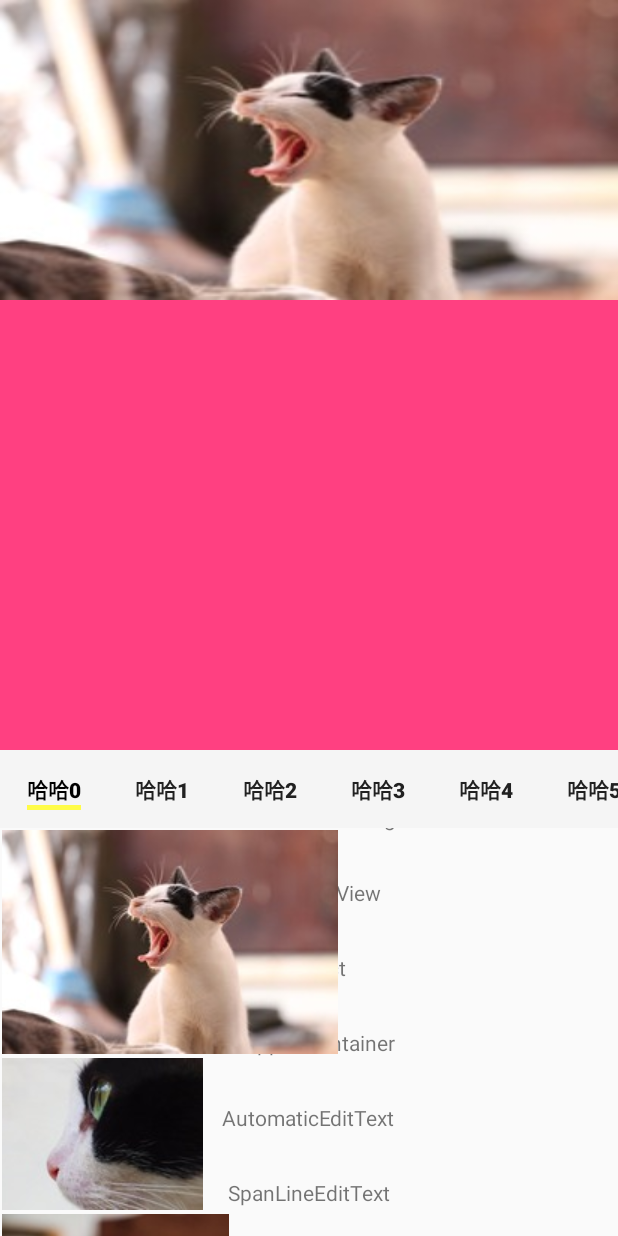
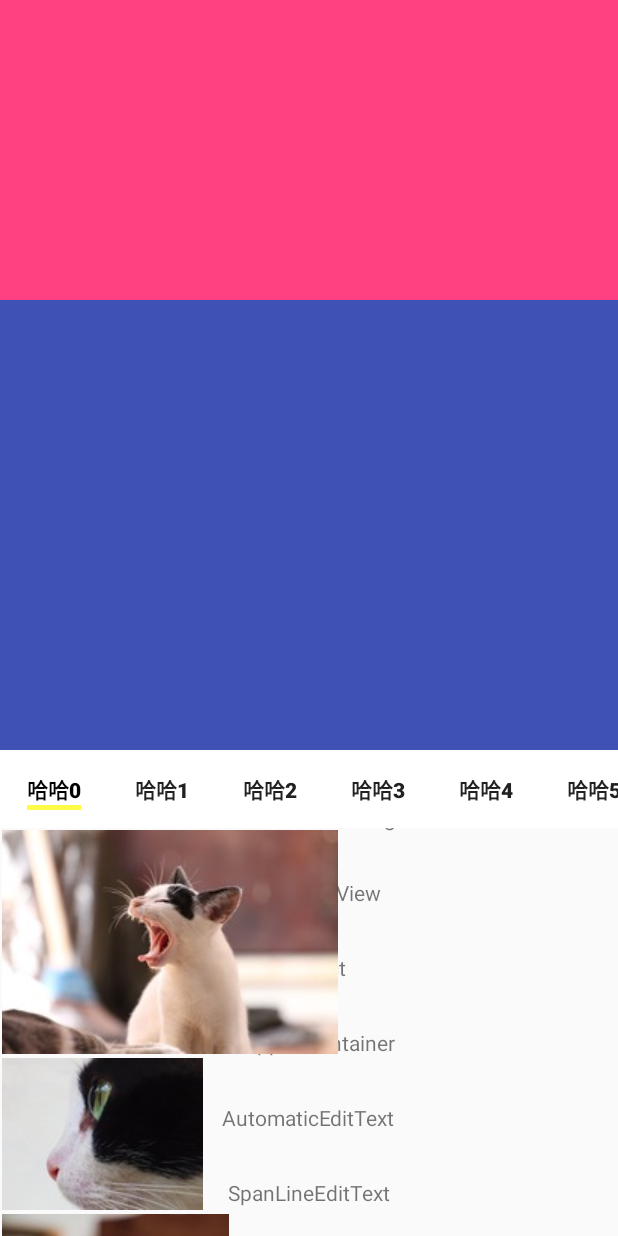
Before and after one commit to hyhdy/customview-samples, an Android app: the fragment CoordinatorLayoutFragment placed in its activity, on a phone screen of 412 x 824 dp. Run offline under Robolectric (Android 15) with nearby library versions, the phone set to English and light mode, and no system bars; our stand-ins replace FlexboxLayout; Roboto replaces fonts that are not available here; 1 statement that could not run was skipped.

Commit message:
coordinatelayout + appbarlayout + tablayout + viewpager + recyclerview

```diff
--- /dev/null
+++ b/app/src/main/java/com/sky/hyh/customviewsamples/customview/coordinatelayout/BaseAppBarLayout.java
@@ -0,0 +1,59 @@
+package com.sky.hyh.customviewsamples.customview.coordinatelayout;
+
+import android.content.Context;
+import android.support.design.widget.AppBarLayout;
+import android.support.design.widget.TabLayout;
+import android.util.AttributeSet;
+import android.view.View;
+
+import com.sky.hyh.customviewsamples.R;
+
+/**
+ * created by hyh on 2019/4/4
+ */
+public abstract class BaseAppBarLayout extends AppBarLayout {
+    private TabLayout mTabLayout;
+    private CallBack mCallBack;
+
+    public BaseAppBarLayout(Context context) {
+        this(context,null);
+    }
+
+    public BaseAppBarLayout(Context context, AttributeSet attrs) {
+        super(context, attrs);
+        View root = inflate(context,getResId(),this);
+        initViews(root);
+    }
+
+    private void initViews(View view){
+        mTabLayout = view.findViewById(R.id.tablayout);
+    }
+
+    public void addOffsetListener(){
+        addOnOffsetChangedListener(new OnOffsetChangedListener() {
+            @Override
+            public void onOffsetChanged(AppBarLayout appBarLayout, int offset) {
+                boolean isTop = false;
+                if(Math.abs(offset) == mTabLayout.getTop()){
+                    mTabLayout.setBackgroundColor(0xff9EA19F);
+                    isTop = true;
+                }else{
+                    mTabLayout.setBackgroundColor(0xffffffff);
+                }
+                if(mCallBack != null){
+                    mCallBack.tabArriveTop(isTop);
+                }
+            }
+        });
+    }
+
+    public void setCallBack(CallBack callBack) {
+        mCallBack = callBack;
+    }
+
+    public interface CallBack{
+        void tabArriveTop(boolean isTop);
+    }
+
+    abstract int getResId();
+}
--- /dev/null
+++ b/app/src/main/java/com/sky/hyh/customviewsamples/customview/coordinatelayout/MyAppBarLayout.java
@@ -0,0 +1,26 @@
+package com.sky.hyh.customviewsamples.customview.coordinatelayout;
+
+import android.content.Context;
+import android.util.AttributeSet;
+
+import com.sky.hyh.customviewsamples.R;
+
+/**
+ * created by hyh on 2019/4/4
+ */
+public class MyAppBarLayout extends BaseAppBarLayout {
+    private static final int RES_ID = R.layout.layout_appbarlayout_container;
+
+    public MyAppBarLayout(Context context) {
+        super(context);
+    }
+
+    public MyAppBarLayout(Context context, AttributeSet attrs) {
+        super(context, attrs);
+    }
+
+    @Override
+    int getResId() {
+        return RES_ID;
+    }
+}
--- a/app/src/main/java/com/sky/hyh/customviewsamples/customview/customviewpager/CustomViewPager.java
+++ b/app/src/main/java/com/sky/hyh/customviewsamples/customview/customviewpager/CustomViewPager.java
@@ -4,14 +4,36 @@ package com.sky.hyh.customviewsamples.customview.customviewpager;
 import android.content.Context;
 import android.support.v4.view.ViewPager;
 import android.util.AttributeSet;
+import android.view.MotionEvent;
 
 public class CustomViewPager extends ViewPager {
+    private boolean mIsPagingEnabled = true;
+
     public CustomViewPager(Context context) {
-        this(context,null);
+        super(context);
     }
 
     public CustomViewPager(Context context, AttributeSet attrs) {
         super(context, attrs);
+    }
+
+    @Override
+    public boolean dispatchTouchEvent(MotionEvent ev) {
+        return super.dispatchTouchEvent(ev);
+    }
+
+    @Override
+    public boolean onInterceptTouchEvent(MotionEvent event) {
+        return mIsPagingEnabled && super.onInterceptTouchEvent(event);
+    }
+
+    @Override
+    public boolean onTouchEvent(MotionEvent event) {
+        return mIsPagingEnabled && super.onTouchEvent(event);
+    }
+
+    public void setPagingEnabled(boolean b) {
+        mIsPagingEnabled = b;
     }
 
     @Override
--- a/app/src/main/java/com/sky/hyh/customviewsamples/fragment/impl/CoordinatorLayoutFragment.java
+++ b/app/src/main/java/com/sky/hyh/customviewsamples/fragment/impl/CoordinatorLayoutFragment.java
@@ -1,15 +1,13 @@
 package com.sky.hyh.customviewsamples.fragment.impl;
 
-import android.content.Context;
 import android.support.design.widget.TabLayout;
-import android.support.v4.view.PagerAdapter;
 import android.support.v4.view.ViewPager;
-import android.util.AttributeSet;
 import android.view.View;
 
 import com.sky.hyh.customviewsamples.R;
 import com.sky.hyh.customviewsamples.customview.coordinatelayout.CoordinatePagerAdapter;
-import com.sky.hyh.customviewsamples.customview.customviewpager.ViewPagerAdapter;
+import com.sky.hyh.customviewsamples.customview.coordinatelayout.BaseAppBarLayout;
+import com.sky.hyh.customviewsamples.customview.customviewpager.CustomViewPager;
 import com.sky.hyh.customviewsamples.fragment.BaseFragment;
 
 import java.util.ArrayList;
@@ -20,7 +18,8 @@ import java.util.List;
  */
 public class CoordinatorLayoutFragment extends BaseFragment {
     private TabLayout mTabLayout;
-    private ViewPager mViewPager;
+    private CustomViewPager mViewPager;
+    private BaseAppBarLayout mAppBarLayout;
 
     @Override
     protected int getResId() {
@@ -29,7 +28,11 @@ public class CoordinatorLayoutFragment extends BaseFragment {
 
     @Override
     protected void initViews(View rootView) {
+        mAppBarLayout = rootView.findViewById(R.id.app_bar_layout);
+        mAppBarLayout.addOffsetListener();
+
         mViewPager = findViewById(R.id.vp_content);
+        mViewPager.setPagingEnabled(false);
         mTabLayout = findViewById(R.id.tablayout);
         mTabLayout.setupWithViewPager(mViewPager,false);
 
--- a/app/src/main/res/layout/fragment_coordinatorlayout.xml
+++ b/app/src/main/res/layout/fragment_coordinatorlayout.xml
@@ -2,61 +2,15 @@
 <android.support.design.widget.CoordinatorLayout
     xmlns:android="http://schemas.android.com/apk/res/android"
     xmlns:app="http://schemas.android.com/apk/res-auto"
+    android:id="@+id/coordinator"
     android:layout_width="match_parent"
     android:layout_height="match_parent">
 
-    <android.support.design.widget.AppBarLayout
+    <com.sky.hyh.customviewsamples.customview.coordinatelayout.MyAppBarLayout
+        android:id="@+id/app_bar_layout"
         android:layout_width="match_parent"
         android:layout_height="wrap_content">
-
-        <ImageView android:layout_width="match_parent"
-            android:layout_height="200dp"
-            android:background="?attr/colorPrimary"
-            android:scaleType="fitXY"
-            android:src="@drawable/cat_1"
-            app:layout_scrollFlags="scroll|enterAlways|enterAlwaysCollapsed"/>
-
-        <FrameLayout
-            android:id="@+id/fl_item_1"
-            android:layout_width="match_parent"
-            android:layout_height="300dp"
-            android:background="@color/colorAccent"
-            app:layout_scrollFlags="scroll|enterAlways|enterAlwaysCollapsed">
-        </FrameLayout>
-
-        <!--<FrameLayout-->
-            <!--android:id="@+id/fl_item_2"-->
-            <!--android:layout_width="match_parent"-->
-            <!--android:layout_height="300dp"-->
-            <!--android:background="@color/colorPrimary"-->
-            <!--app:layout_scrollFlags="scroll|enterAlways|enterAlwaysCollapsed">-->
-        <!--</FrameLayout>-->
-
-        <!--<FrameLayout-->
-            <!--android:id="@+id/fl_item_3"-->
-            <!--android:layout_width="match_parent"-->
-            <!--android:layout_height="400dp"-->
-            <!--android:background="@color/pure_black"-->
-            <!--app:layout_scrollFlags="scroll|enterAlways|enterAlwaysCollapsed">-->
-        <!--</FrameLayout>-->
-
-        <android.support.design.widget.TabLayout
-            android:id="@+id/tablayout"
-            android:layout_width="match_parent"
-            android:layout_height="52dp"
-            android:layout_gravity="center_vertical"
-            android:paddingBottom="12dp"
-            android:paddingTop="12dp"
-            app:tabMode="scrollable"
-            app:tabBackground="@color/transparent"
-            app:tabRippleColor="@color/transparent"
-            app:tabIndicatorColor="#FFFC48"
-            app:tabIndicatorHeight="3dp"
-            app:tabSelectedTextColor="@color/pure_black"
-            app:tabIndicatorFullWidth="false"
-            app:tabTextAppearance="@style/MyTabLayoutTextAppearanceInverse"/>
-    </android.support.design.widget.AppBarLayout>
-
+    </com.sky.hyh.customviewsamples.customview.coordinatelayout.MyAppBarLayout>
 
     <com.sky.hyh.customviewsamples.customview.customviewpager.CustomViewPager
         android:id="@+id/vp_content"
@@ -65,4 +19,5 @@
         app:layout_behavior="@string/appbar_scrolling_view_behavior"
         >
     </com.sky.hyh.customviewsamples.customview.customviewpager.CustomViewPager>
+
 </android.support.design.widget.CoordinatorLayout>
--- /dev/null
+++ b/app/src/main/res/layout/layout_appbarlayout_container.xml
@@ -0,0 +1,37 @@
+<?xml version="1.0" encoding="utf-8"?>
+<merge xmlns:android="http://schemas.android.com/apk/res/android"
+    xmlns:app="http://schemas.android.com/apk/res-auto">
+
+        <FrameLayout
+            android:id="@+id/fl_item_1"
+            android:layout_width="match_parent"
+            android:layout_height="200dp"
+            android:background="@color/colorAccent"
+            app:layout_scrollFlags="scroll|enterAlways|enterAlwaysCollapsed">
+        </FrameLayout>
+
+        <FrameLayout
+            android:id="@+id/fl_item_2"
+            android:layout_width="match_parent"
+            android:layout_height="300dp"
+            android:background="@color/colorPrimary"
+            app:layout_scrollFlags="scroll|enterAlways|enterAlwaysCollapsed">
+        </FrameLayout>
+
+        <android.support.design.widget.TabLayout
+            android:id="@+id/tablayout"
+            android:layout_width="match_parent"
+            android:layout_height="52dp"
+            android:layout_gravity="center_vertical"
+            android:paddingBottom="12dp"
+            android:paddingTop="12dp"
+            app:tabMode="scrollable"
+            app:tabBackground="@color/transparent"
+            app:tabRippleColor="@color/transparent"
+            app:tabIndicatorColor="#FFFC48"
+            app:tabIndicatorHeight="3dp"
+            app:tabSelectedTextColor="@color/pure_black"
+            app:tabIndicatorFullWidth="false"
+            app:tabTextAppearance="@style/MyTabLayoutTextAppearanceInverse"/>
+
+</merge>
```
